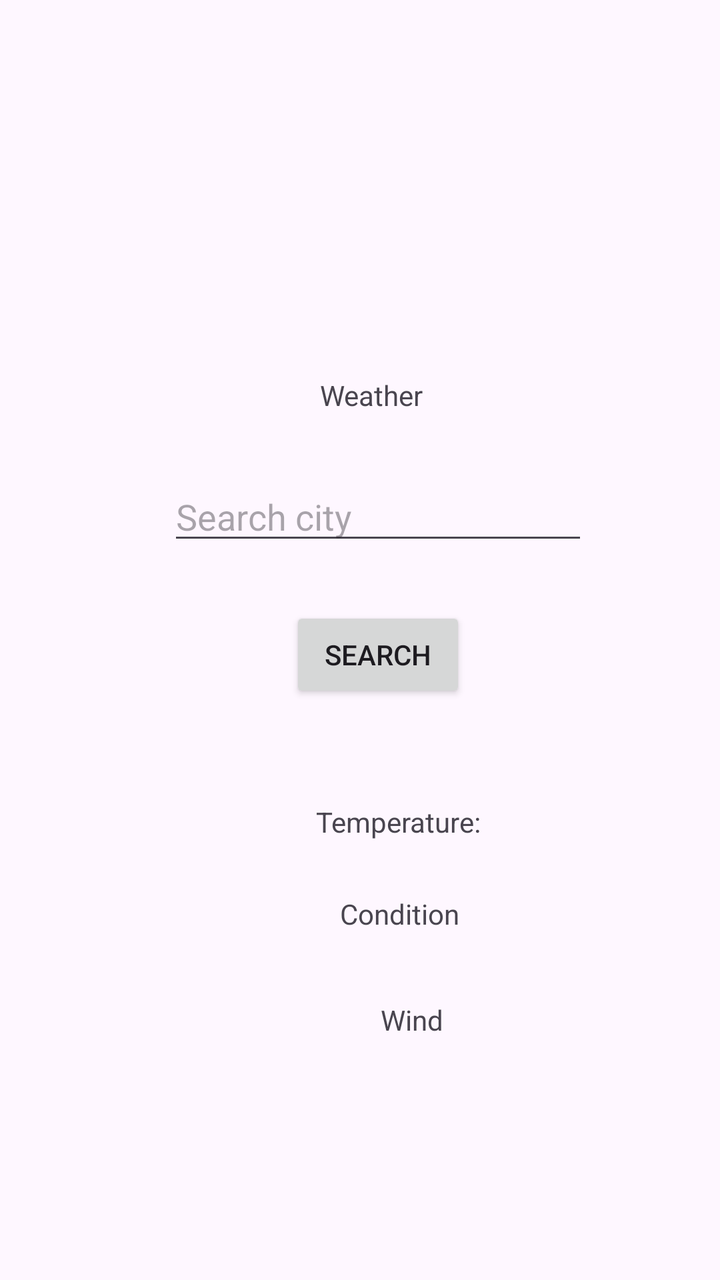
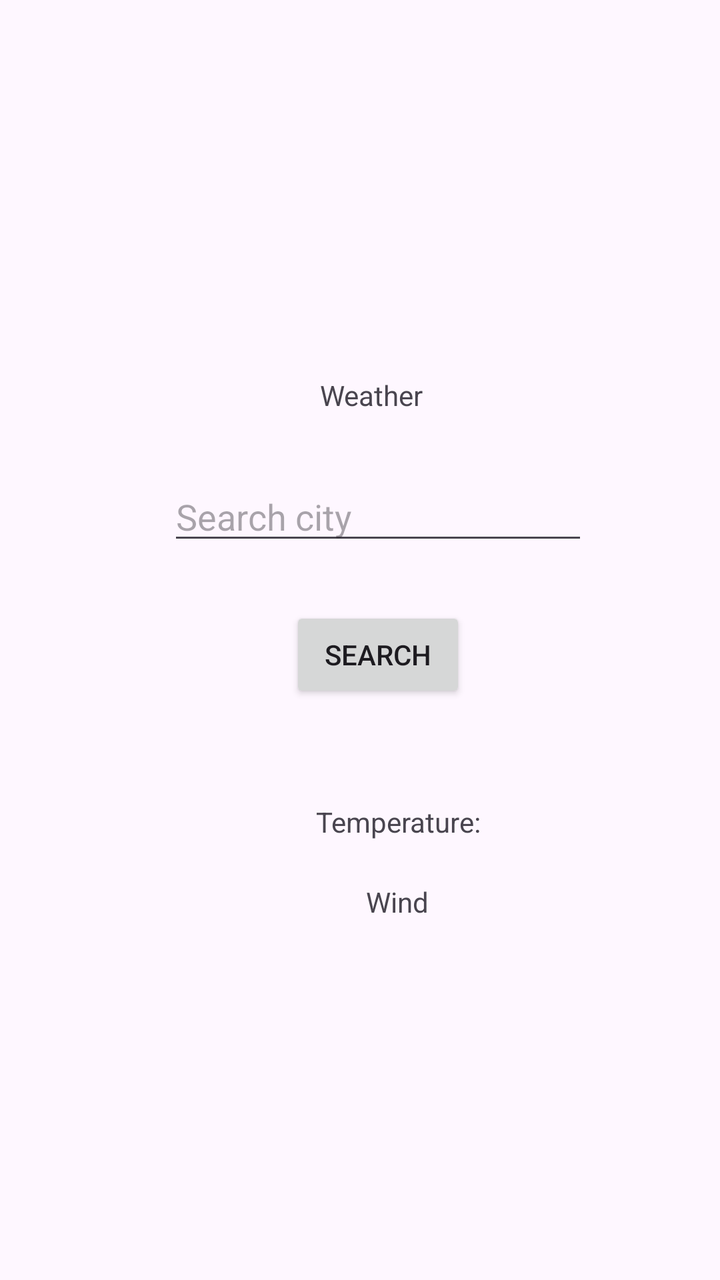

The first picture is an Android layout as it rendered before a commit; the second is the same layout after the commit. The layout source and the unified diff follow.
<!-- AndroidManifest.xml: application theme Theme.Java25mobilutvecklingAPIintegrationandrei -->
<!-- res/layout/fragment_weather.xml -->
<?xml version="1.0" encoding="utf-8"?>
<androidx.constraintlayout.widget.ConstraintLayout xmlns:android="http://schemas.android.com/apk/res/android"
    xmlns:app="http://schemas.android.com/apk/res-auto"
    xmlns:tools="http://schemas.android.com/tools"
    android:id="@+id/frameLayout2"
    android:layout_width="match_parent"
    android:layout_height="match_parent"
    tools:context=".WeatherFragment">

    <TextView
        android:id="@+id/weatherTitle"
        android:layout_width="wrap_content"
        android:layout_height="wrap_content"
        android:layout_marginStart="160dp"
        android:layout_marginTop="188dp"
        android:text="Weather"
        app:layout_constraintStart_toStartOf="parent"
        app:layout_constraintTop_toTopOf="parent" />

    <EditText
        android:id="@+id/searchCity"
        android:layout_width="wrap_content"
        android:layout_height="wrap_content"
        android:layout_marginStart="84dp"
        android:layout_marginTop="29dp"
        android:ems="10"
        android:hint="Search city"
        android:inputType="text"
        app:layout_constraintStart_toStartOf="parent"
        app:layout_constraintTop_toBottomOf="@+id/weatherTitle" />

    <Button
        android:id="@+id/searchCityButton"
        android:layout_width="wrap_content"
        android:layout_height="wrap_content"
        android:layout_marginTop="26dp"
        android:text="Search"
        app:layout_constraintEnd_toEndOf="@+id/searchCity"
        app:layout_constraintStart_toStartOf="@+id/searchCity"
        app:layout_constraintTop_toBottomOf="@+id/searchCity" />

    <TextView
        android:id="@+id/weatherTemp"
        android:layout_width="wrap_content"
        android:layout_height="wrap_content"
        android:layout_marginStart="13dp"
        android:layout_marginTop="50dp"
        android:text="Temperature:"
        app:layout_constraintStart_toStartOf="@+id/searchCityButton"
        app:layout_constraintTop_toBottomOf="@+id/searchCityButton" />

    <TextView
        android:id="@+id/weatherCondition"
        android:layout_width="wrap_content"
        android:layout_height="wrap_content"
        android:layout_marginStart="12dp"
        android:layout_marginTop="27dp"
        android:text="Condition"
        app:layout_constraintStart_toStartOf="@+id/weatherTemp"
        app:layout_constraintTop_toBottomOf="@+id/weatherTemp" />

    <TextView
        android:id="@+id/weatherWind"
        android:layout_width="wrap_content"
        android:layout_height="wrap_content"
        android:layout_marginTop="34dp"
        android:layout_marginEnd="8dp"
        android:text="Wind"
        app:layout_constraintEnd_toEndOf="@+id/weatherCondition"
        app:layout_constraintTop_toBottomOf="@+id/weatherCondition" />
</androidx.constraintlayout.widget.ConstraintLayout>
<!-- resources referenced by this layout -->
<resources>
  <style name="Theme.Java25mobilutvecklingAPIintegrationandrei" parent="Base.Theme.Java25mobilutvecklingAPIintegrationandrei" />
  <style name="Base.Theme.Java25mobilutvecklingAPIintegrationandrei" parent="Theme.Material3.DayNight.NoActionBar">
          
          
      </style>
</resources>

<!-- the commit's change to res/layout/fragment_weather.xml (unified diff, before → after) -->
@@ -50,22 +50,12 @@
         app:layout_constraintTop_toBottomOf="@+id/searchCityButton" />
 
     <TextView
-        android:id="@+id/weatherCondition"
-        android:layout_width="wrap_content"
-        android:layout_height="wrap_content"
-        android:layout_marginStart="12dp"
-        android:layout_marginTop="27dp"
-        android:text="Condition"
-        app:layout_constraintStart_toStartOf="@+id/weatherTemp"
-        app:layout_constraintTop_toBottomOf="@+id/weatherTemp" />
-
-    <TextView
         android:id="@+id/weatherWind"
         android:layout_width="wrap_content"
         android:layout_height="wrap_content"
-        android:layout_marginTop="34dp"
-        android:layout_marginEnd="8dp"
+        android:layout_marginStart="25dp"
+        android:layout_marginTop="21dp"
         android:text="Wind"
-        app:layout_constraintEnd_toEndOf="@+id/weatherCondition"
-        app:layout_constraintTop_toBottomOf="@+id/weatherCondition" />
+        app:layout_constraintStart_toStartOf="@+id/weatherTemp"
+        app:layout_constraintTop_toBottomOf="@+id/weatherTemp" />
 </androidx.constraintlayout.widget.ConstraintLayout>
